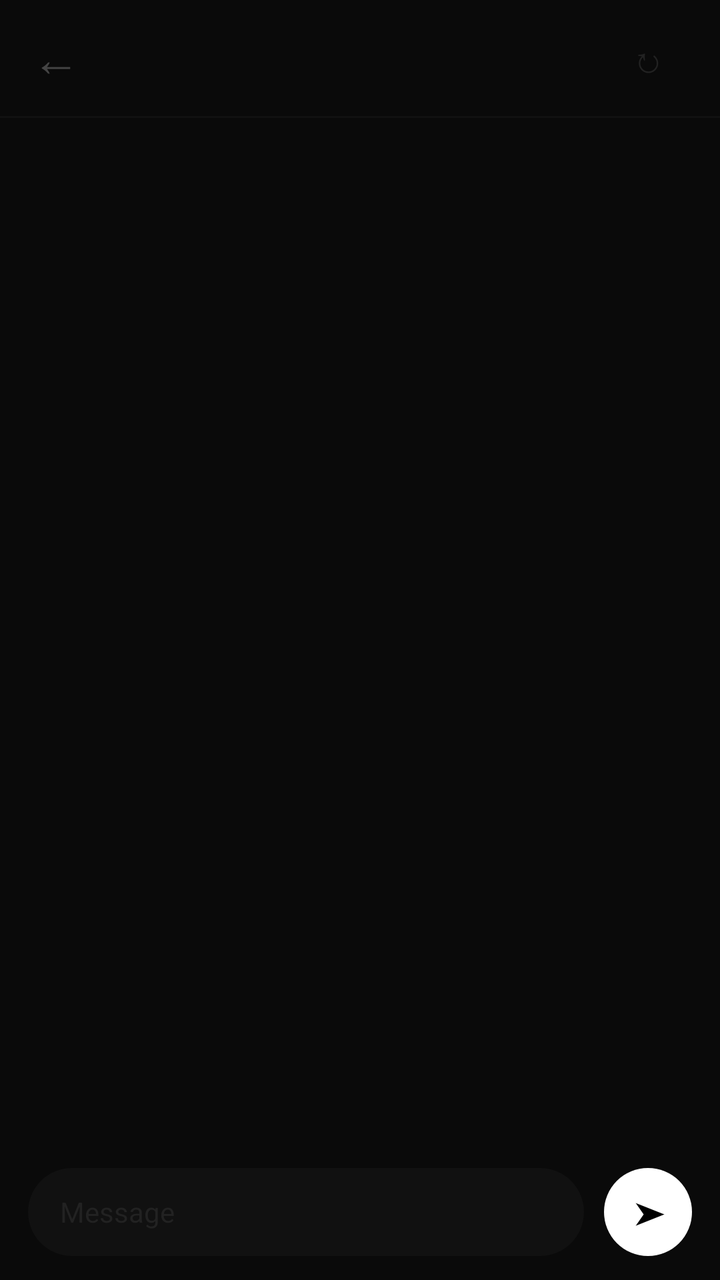
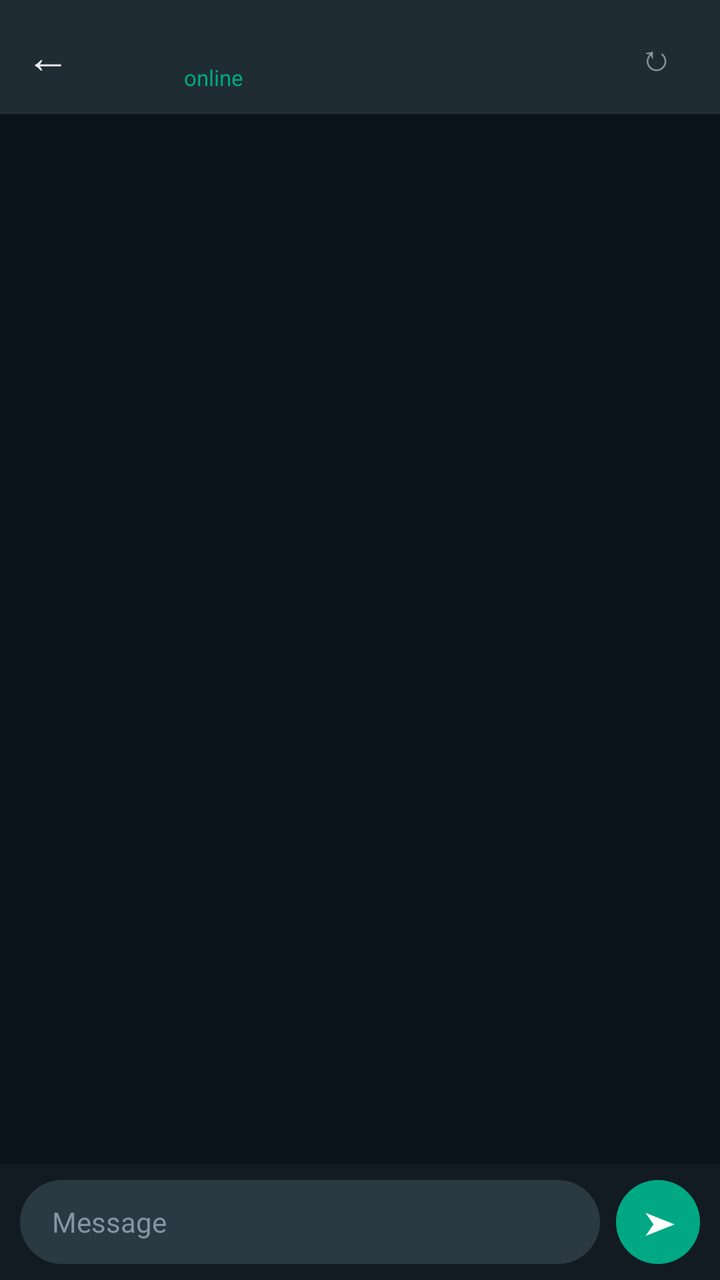

Compare the two renders of this Android layout. The source of the first and the diff that turns it into the second are given below.
<!-- AndroidManifest.xml: application theme android:Theme.NoTitleBar -->
<!-- res/layout/activity_chat.xml -->
<?xml version="1.0" encoding="utf-8"?>
<LinearLayout xmlns:android="http://schemas.android.com/apk/res/android"
    android:layout_width="match_parent"
    android:layout_height="match_parent"
    android:orientation="vertical"
    android:background="#0A0A0A">

    
    <LinearLayout
        android:layout_width="match_parent"
        android:layout_height="58dp"
        android:orientation="horizontal"
        android:background="#0A0A0A"
        android:gravity="center_vertical"
        android:paddingLeft="4dp"
        android:paddingRight="16dp">

        <TextView
            android:id="@+id/btn_back"
            android:layout_width="48dp"
            android:layout_height="match_parent"
            android:gravity="center"
            android:textColor="#444444"
            android:textSize="24sp"
            android:text="&#8592;" />

        <FrameLayout
            android:id="@+id/layout_chat_avatar"
            android:layout_width="40dp"
            android:layout_height="40dp"
            android:layout_marginRight="12dp">

            <ImageView
                android:id="@+id/iv_chat_avatar"
                android:layout_width="match_parent"
                android:layout_height="match_parent"
                android:scaleType="centerCrop"
                android:visibility="gone" />

            <TextView
                android:id="@+id/tv_chat_avatar_letter"
                android:layout_width="match_parent"
                android:layout_height="match_parent"
                android:gravity="center"
                android:textColor="#FFFFFF"
                android:textSize="16sp"
                android:textStyle="bold" />
        </FrameLayout>

        
        <TextView
            android:id="@+id/tv_thread_name"
            android:layout_width="0dp"
            android:layout_weight="1"
            android:layout_height="wrap_content"
            android:textColor="#EEEEEE"
            android:textSize="16sp"
            android:textStyle="bold"
            android:singleLine="true"
            android:ellipsize="end" />

        
        <TextView
            android:id="@+id/tv_thread_status"
            android:layout_width="0dp"
            android:layout_height="0dp"
            android:visibility="gone" />

        <TextView
            android:id="@+id/btn_chat_refresh"
            android:layout_width="40dp"
            android:layout_height="40dp"
            android:gravity="center"
            android:textColor="#222222"
            android:textSize="18sp"
            android:text="&#8635;" />
    </LinearLayout>

    
    <View
        android:layout_width="match_parent"
        android:layout_height="1dp"
        android:background="#111111" />

    
    <FrameLayout
        android:layout_width="match_parent"
        android:layout_height="0dp"
        android:layout_weight="1">

        <ListView
            android:id="@+id/list_messages"
            android:layout_width="match_parent"
            android:layout_height="match_parent"
            android:divider="@null"
            android:dividerHeight="0dp"
            android:paddingLeft="14dp"
            android:paddingRight="14dp"
            android:paddingTop="16dp"
            android:paddingBottom="10dp"
            android:clipToPadding="false"
            android:scrollbars="none" />

        <TextView
            android:id="@+id/tv_chat_empty"
            android:layout_width="match_parent"
            android:layout_height="match_parent"
            android:gravity="center"
            android:textColor="#1E1E1E"
            android:textSize="14sp"
            android:letterSpacing="0.06"
            android:text="no messages yet"
            android:visibility="gone" />
    </FrameLayout>

    
    <LinearLayout
        android:layout_width="match_parent"
        android:layout_height="wrap_content"
        android:orientation="horizontal"
        android:background="#0A0A0A"
        android:paddingLeft="14dp"
        android:paddingRight="14dp"
        android:paddingTop="8dp"
        android:paddingBottom="12dp"
        android:gravity="center_vertical">

        <EditText
            android:id="@+id/edit_message"
            android:layout_width="0dp"
            android:layout_weight="1"
            android:layout_height="wrap_content"
            android:minHeight="44dp"
            android:maxLines="5"
            android:paddingLeft="16dp"
            android:paddingRight="16dp"
            android:paddingTop="11dp"
            android:paddingBottom="11dp"
            android:background="@drawable/input_pill_bg"
            android:textColor="#DDDDDD"
            android:textColorHint="#222222"
            android:hint="Message"
            android:textSize="14sp"
            android:imeOptions="actionSend"
            android:inputType="textCapSentences|textMultiLine" />

        
        <FrameLayout
            android:id="@+id/btn_send"
            android:layout_width="44dp"
            android:layout_height="44dp"
            android:layout_marginLeft="10dp"
            android:background="@drawable/btn_send_circle">

            <TextView
                android:layout_width="match_parent"
                android:layout_height="match_parent"
                android:gravity="center"
                android:textColor="#000000"
                android:textSize="16sp"
                android:paddingLeft="2dp"
                android:text="&#10148;" />
        </FrameLayout>
    </LinearLayout>

</LinearLayout>
<!-- resources referenced by this layout -->
<resources>
  <!-- drawable btn_send_circle (drawable) -->
  <?xml version="1.0" encoding="utf-8"?>
  <shape xmlns:android="http://schemas.android.com/apk/res/android"
      android:shape="oval">
      <solid android:color="#FFFFFF" />
  </shape>
  <!-- drawable input_pill_bg (drawable) -->
  <?xml version="1.0" encoding="utf-8"?>
  <shape xmlns:android="http://schemas.android.com/apk/res/android"
      android:shape="rectangle">
      <solid android:color="#111111" />
      <corners android:radius="24dp" />
  </shape>
</resources>

<!-- the commit's change to res/layout/activity_chat.xml (unified diff, before → after) -->
@@ -3,32 +3,32 @@
     android:layout_width="match_parent"
     android:layout_height="match_parent"
     android:orientation="vertical"
-    android:background="#0A0A0A">
+    android:background="@color/wa_chat_bg">
 
     
     <LinearLayout
         android:layout_width="match_parent"
-        android:layout_height="58dp"
+        android:layout_height="56dp"
         android:orientation="horizontal"
-        android:background="#0A0A0A"
+        android:background="@color/wa_header"
         android:gravity="center_vertical"
         android:paddingLeft="4dp"
-        android:paddingRight="16dp">
+        android:paddingRight="12dp">
 
         <TextView
             android:id="@+id/btn_back"
-            android:layout_width="48dp"
+            android:layout_width="40dp"
             android:layout_height="match_parent"
             android:gravity="center"
-            android:textColor="#444444"
-            android:textSize="24sp"
+            android:textColor="@color/wa_text"
+            android:textSize="22sp"
             android:text="&#8592;" />
 
         <FrameLayout
             android:id="@+id/layout_chat_avatar"
-            android:layout_width="40dp"
-            android:layout_height="40dp"
-            android:layout_marginRight="12dp">
+            android:layout_width="38dp"
+            android:layout_height="38dp"
+            android:layout_marginRight="10dp">
 
             <ImageView
                 android:id="@+id/iv_chat_avatar"
@@ -47,40 +47,45 @@
                 android:textStyle="bold" />
         </FrameLayout>
 
-        
-        <TextView
-            android:id="@+id/tv_thread_name"
+        <LinearLayout
             android:layout_width="0dp"
             android:layout_weight="1"
             android:layout_height="wrap_content"
-            android:textColor="#EEEEEE"
-            android:textSize="16sp"
-            android:textStyle="bold"
-            android:singleLine="true"
-            android:ellipsize="end" />
+            android:orientation="vertical">
 
-        
-        <TextView
-            android:id="@+id/tv_thread_status"
-            android:layout_width="0dp"
-            android:layout_height="0dp"
-            android:visibility="gone" />
+            <TextView
+                android:id="@+id/tv_thread_name"
+                android:layout_width="wrap_content"
+                android:layout_height="wrap_content"
+                android:textColor="@color/wa_text"
+                android:textSize="16sp"
+                android:textStyle="bold"
+                android:singleLine="true"
+                android:ellipsize="end" />
+
+            <TextView
+                android:id="@+id/tv_thread_status"
+                android:layout_width="wrap_content"
+                android:layout_height="wrap_content"
+                android:textColor="@color/wa_online"
+                android:textSize="11sp"
+                android:text="online" />
+        </LinearLayout>
 
         <TextView
             android:id="@+id/btn_chat_refresh"
             android:layout_width="40dp"
             android:layout_height="40dp"
             android:gravity="center"
-            android:textColor="#222222"
+            android:textColor="@color/wa_text_sub"
             android:textSize="18sp"
             android:text="&#8635;" />
     </LinearLayout>
 
-    
     <View
         android:layout_width="match_parent"
         android:layout_height="1dp"
-        android:background="#111111" />
+        android:background="@color/wa_divider" />
 
     
     <FrameLayout
@@ -93,10 +98,10 @@
             android:layout_width="match_parent"
             android:layout_height="match_parent"
             android:divider="@null"
-            android:dividerHeight="0dp"
-            android:paddingLeft="14dp"
-            android:paddingRight="14dp"
-            android:paddingTop="16dp"
+            android:dividerHeight="3dp"
+            android:paddingLeft="10dp"
+            android:paddingRight="10dp"
+            android:paddingTop="10dp"
             android:paddingBottom="10dp"
             android:clipToPadding="false"
             android:scrollbars="none" />
@@ -106,10 +111,9 @@
             android:layout_width="match_parent"
             android:layout_height="match_parent"
             android:gravity="center"
-            android:textColor="#1E1E1E"
+            android:textColor="@color/wa_text_sub"
             android:textSize="14sp"
-            android:letterSpacing="0.06"
-            android:text="no messages yet"
+            android:text="No messages yet.\nType below to begin."
             android:visibility="gone" />
     </FrameLayout>
 
@@ -118,11 +122,11 @@
         android:layout_width="match_parent"
         android:layout_height="wrap_content"
         android:orientation="horizontal"
-        android:background="#0A0A0A"
-        android:paddingLeft="14dp"
-        android:paddingRight="14dp"
+        android:background="@color/wa_bg"
+        android:paddingLeft="10dp"
+        android:paddingRight="10dp"
         android:paddingTop="8dp"
-        android:paddingBottom="12dp"
+        android:paddingBottom="8dp"
         android:gravity="center_vertical">
 
         <EditText
@@ -130,15 +134,15 @@
             android:layout_width="0dp"
             android:layout_weight="1"
             android:layout_height="wrap_content"
-            android:minHeight="44dp"
+            android:minHeight="42dp"
             android:maxLines="5"
             android:paddingLeft="16dp"
             android:paddingRight="16dp"
-            android:paddingTop="11dp"
-            android:paddingBottom="11dp"
+            android:paddingTop="9dp"
+            android:paddingBottom="9dp"
             android:background="@drawable/input_pill_bg"
-            android:textColor="#DDDDDD"
-            android:textColorHint="#222222"
+            android:textColor="@color/wa_text"
+            android:textColorHint="@color/wa_text_sub"
             android:hint="Message"
             android:textSize="14sp"
             android:imeOptions="actionSend"
@@ -147,16 +151,16 @@
         
         <FrameLayout
             android:id="@+id/btn_send"
-            android:layout_width="44dp"
-            android:layout_height="44dp"
-            android:layout_marginLeft="10dp"
+            android:layout_width="42dp"
+            android:layout_height="42dp"
+            android:layout_marginLeft="8dp"
             android:background="@drawable/btn_send_circle">
 
             <TextView
                 android:layout_width="match_parent"
                 android:layout_height="match_parent"
                 android:gravity="center"
-                android:textColor="#000000"
+                android:textColor="#FFFFFF"
                 android:textSize="16sp"
                 android:paddingLeft="2dp"
                 android:text="&#10148;" />
<!-- resource entries referenced after the edit -->
@@ -1,16 +1,23 @@
 <!-- resources referenced by this layout -->
 <resources>
+  <color name="wa_bg">#121B22</color>
+  <color name="wa_chat_bg">#0B141B</color>
+  <color name="wa_divider">#222D34</color>
+  <color name="wa_header">#1F2C34</color>
+  <color name="wa_online">#00A884</color>
+  <color name="wa_text">#E9EDEF</color>
+  <color name="wa_text_sub">#8696A0</color>
   <!-- drawable btn_send_circle (drawable) -->
   <?xml version="1.0" encoding="utf-8"?>
   <shape xmlns:android="http://schemas.android.com/apk/res/android"
       android:shape="oval">
-      <solid android:color="#FFFFFF" />
+      <solid android:color="#00A884" />
   </shape>
   <!-- drawable input_pill_bg (drawable) -->
   <?xml version="1.0" encoding="utf-8"?>
   <shape xmlns:android="http://schemas.android.com/apk/res/android"
       android:shape="rectangle">
-      <solid android:color="#111111" />
+      <solid android:color="#2A3942" />
       <corners android:radius="24dp" />
   </shape>
 </resources>
